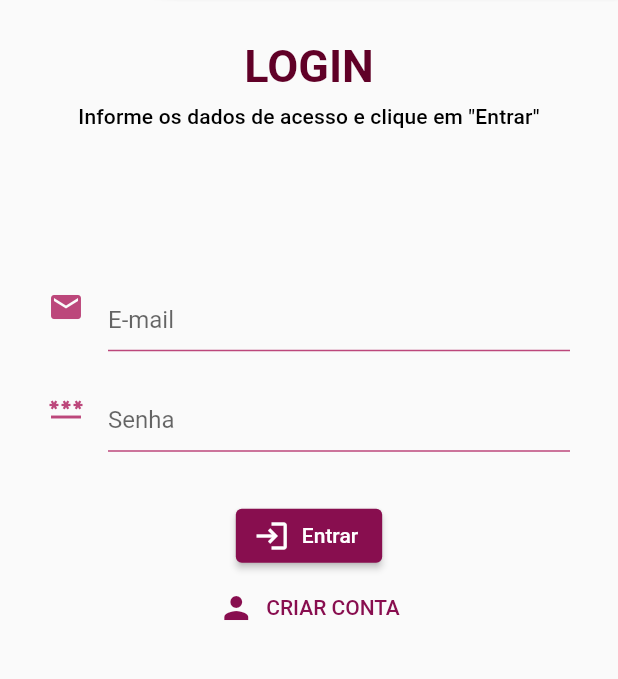
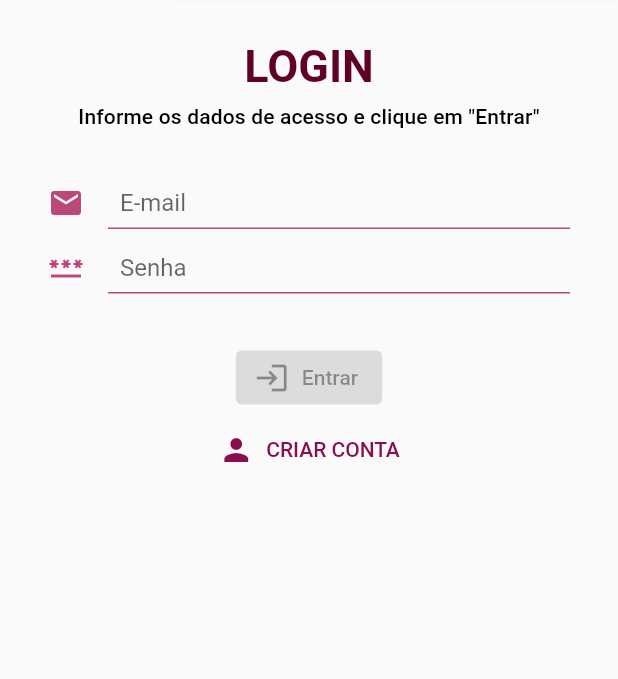
Before and after one commit to leandropnto/enquetes_flutter2, a Flutter app: the screen it shows after launch, on a phone screen of 412 x 824 dp, the part 458-1137 px from its top. Run offline on Flutter 3.47's test engine with Material 2 defaults, Android fonts, the light colour scheme and no system bars.

Commit message:
Seção 4 - Aula 18: Testando estado inicial do LoginPage

```diff
--- a/lib/ui/components/app_theme.dart
+++ b/lib/ui/components/app_theme.dart
@@ -10,14 +10,24 @@ ThemeData makeAppTheme() {
   const dividerColor = Colors.grey;
   const textTheme = TextTheme(
     headline1: TextStyle(
-          fontSize: 30, fontWeight: FontWeight.bold, color: primaryColorDark));
+      fontSize: 30,
+      fontWeight: FontWeight.bold,
+      color: primaryColorDark,
+    ),
+  );
 
   const inputDecorationTheme = InputDecorationTheme(
+    iconColor: primaryColorLight,
+    isCollapsed: true,
+    contentPadding: EdgeInsets.all(8),
     enabledBorder: UnderlineInputBorder(
-          borderSide: BorderSide(color: primaryColorLight)),
-      focusedBorder:
-          UnderlineInputBorder(borderSide: BorderSide(color: primaryColor)),
-      alignLabelWithHint: true);
+      borderSide: BorderSide(color: primaryColorLight),
+    ),
+    focusedBorder: UnderlineInputBorder(
+      borderSide: BorderSide(color: primaryColor),
+    ),
+    alignLabelWithHint: true,
+  );
 
   final buttonTheme = ButtonThemeData(
     colorScheme: const ColorScheme.light(primary: primaryColor),
@@ -25,7 +35,8 @@ ThemeData makeAppTheme() {
     splashColor: primaryColorLight,
     padding: const EdgeInsets.symmetric(vertical: 10, horizontal: 20),
     textTheme: ButtonTextTheme.primary,
-      shape: RoundedRectangleBorder(borderRadius: BorderRadius.circular(20)));
+    shape: RoundedRectangleBorder(borderRadius: BorderRadius.circular(20)),
+  );
 
   return ThemeData(
       primaryColor: primaryColor,
--- a/lib/ui/pages/login_page.dart
+++ b/lib/ui/pages/login_page.dart
@@ -1,4 +1,3 @@
-import 'package:enquetes/ui/helpers/extensions/theme_context.dart';
 import 'package:flutter/material.dart';
 
 import '../components/components.dart';
@@ -8,18 +7,15 @@ class LoginPage extends StatelessWidget {
 
   @override
   Widget build(BuildContext context) {
-    final size = MediaQuery.of(context).size.height;
 
     return Scaffold(
       body: SingleChildScrollView(
-          child: SizedBox(
-        height: size,
           child: Column(
         crossAxisAlignment: CrossAxisAlignment.stretch,
         children: [
           const LoginHeader(),
           const HeadLineLogin(),
-            const Spacer(),
+          // const Spacer(),
           Form(
             child: Padding(
               padding: const EdgeInsets.all(32),
@@ -27,11 +23,10 @@ class LoginPage extends StatelessWidget {
                 children: [
                   //email
                   TextFormField(
-                      decoration: InputDecoration(
+                    decoration: const InputDecoration(
                       labelText: 'E-mail',
                       icon: Icon(
                         Icons.email,
-                          color: context.theme.primaryColorLight,
                       ),
                     ),
                     autocorrect: false,
@@ -41,11 +36,10 @@ class LoginPage extends StatelessWidget {
                   Padding(
                     padding: const EdgeInsets.only(top: 8, bottom: 32),
                     child: TextFormField(
-                        decoration: InputDecoration(
+                      decoration: const InputDecoration(
                         labelText: 'Senha',
                         icon: Icon(
                           Icons.password,
-                            color: context.theme.primaryColorLight,
                         ),
                       ),
                       autocorrect: false,
@@ -53,7 +47,7 @@ class LoginPage extends StatelessWidget {
                     ),
                   ),
                   ElevatedButton.icon(
-                      onPressed: () {},
+                    onPressed: null,
                     icon: const Icon(Icons.login),
                     label: const Text('Entrar'),
                   ),
@@ -66,9 +60,8 @@ class LoginPage extends StatelessWidget {
               ),
             ),
           ),
-            const Spacer(),
+          // const Spacer(),
         ],
-        ),
       )),
     );
   }
--- a/pubspec.yaml
+++ b/pubspec.yaml
@@ -16,13 +16,14 @@ dependencies:
   cupertino_icons: ^1.0.2
   dartz: ^0.10.1
   http: ^0.13.4
+  rxdart: ^0.27.3
 
 dev_dependencies:
   flutter_test:
     sdk: flutter
 
   flutter_lints: ^1.0.0
-  test: ^1.19.5
+  test: ^1.21.1
   mocktail: ^0.3.0
   faker: ^2.0.0
   flutter_launcher_icons: 0.9.2
```
Also changed, not shown: pubspec.lock, 2 other files. Lines whose indentation alone changed are shown as unchanged.
